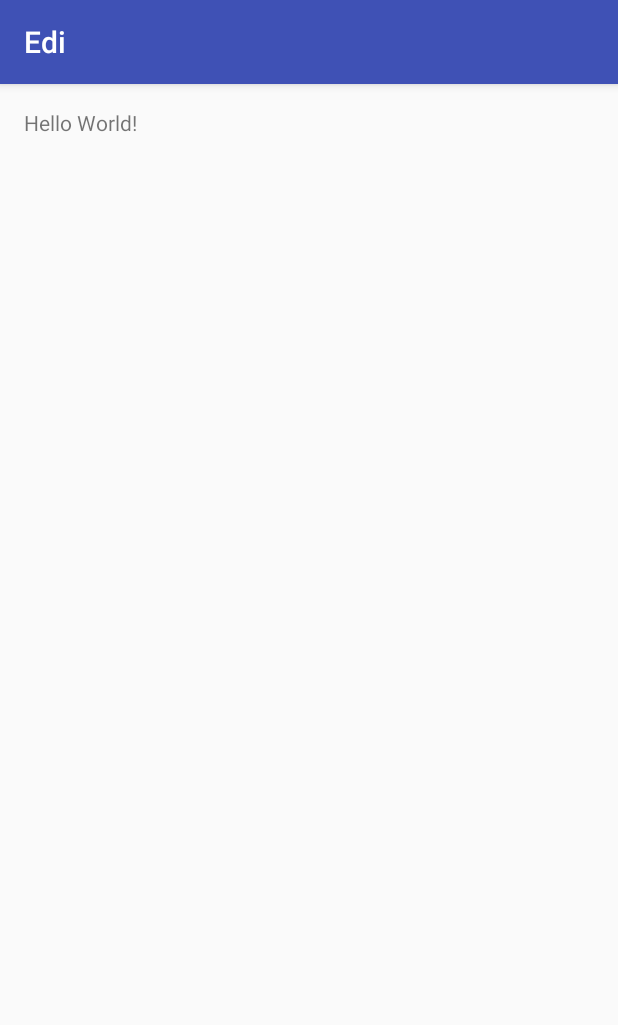
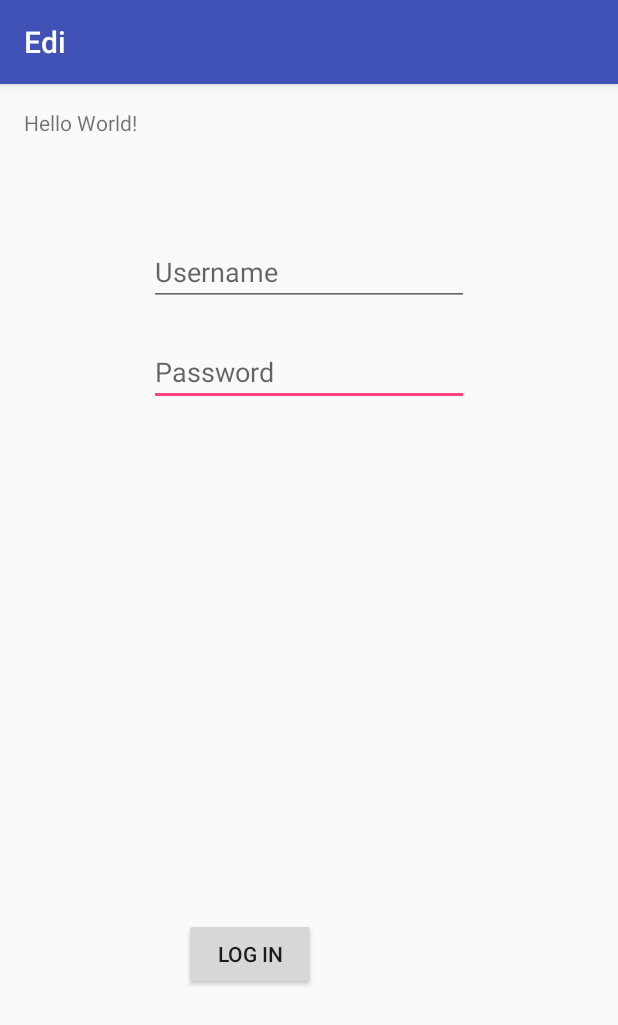
Before and after one commit to vladUng/Android_SWEng1York, an Android app: the screen it shows after launch (Hello), on a phone screen of 412 x 824 dp. Shown: the top 1025 px of the screen. Run offline under Robolectric (Android 15) with nearby library versions, the phone set to English and light mode, and no system bars.

Commit message:
Added UI elements for log in screen

```diff
--- a/Edi/app/src/main/AndroidManifest.xml
+++ b/Edi/app/src/main/AndroidManifest.xml
@@ -15,6 +15,7 @@
                 <category android:name="android.intent.category.LAUNCHER" />
             </intent-filter>
         </activity>
+        <activity android:name=".PresentationActivity"></activity>
     </application>
 
 </manifest>
--- a/Edi/app/src/main/java/com/example/i2lc/edi/Hello.java
+++ b/Edi/app/src/main/java/com/example/i2lc/edi/Hello.java
@@ -1,13 +1,32 @@
 package com.example.i2lc.edi;
 
+import android.content.Intent;
 import android.support.v7.app.AppCompatActivity;
 import android.os.Bundle;
+import android.util.Log;
+import android.view.View;
+import android.widget.EditText;
 
 public class Hello extends AppCompatActivity {
+
+    public final static String EXTRA_USERNAME = "bla";
 
     @Override
     protected void onCreate(Bundle savedInstanceState) {
         super.onCreate(savedInstanceState);
         setContentView(R.layout.activity_hello);
+        Log.i("Edi","Hello 1");
+
     }
+
+    //called when the user clicks the log in button
+    public  void logIn(View view) {
+
+        Intent intent = new Intent(this, PresentationActivity.class);
+        EditText editText = (EditText) findViewById(R.id.username);
+        String username = editText.getText().toString();
+        intent.putExtra(EXTRA_USERNAME, username);
+        startActivity(intent);
+    }
+
 }
--- a/Edi/app/src/main/res/layout/activity_hello.xml
+++ b/Edi/app/src/main/res/layout/activity_hello.xml
@@ -13,5 +13,51 @@
     <TextView
         android:layout_width="wrap_content"
         android:layout_height="wrap_content"
-        android:text="Hello World!" />
+        android:text="Hello World!"
+        android:id="@+id/title" />
+
+    <Button
+        android:text="Log In"
+        android:layout_width="wrap_content"
+        android:layout_height="wrap_content"
+        android:id="@+id/sendButton"
+        android:elevation="0dp"
+        android:layout_marginLeft="31dp"
+        android:layout_marginStart="31dp"
+        android:layout_alignParentBottom="true"
+        android:layout_toRightOf="@+id/title"
+        android:layout_toEndOf="@+id/title"
+        android:layout_marginBottom="148dp"
+        android:onClick="logIn"/>
+
+    <EditText
+        android:layout_width="wrap_content"
+        android:layout_height="wrap_content"
+        android:inputType="textPassword"
+        android:ems="10"
+        android:layout_marginTop="21dp"
+        android:id="@+id/password"
+        android:allowUndo="true"
+        android:autoText="false"
+        android:duplicateParentState="false"
+        android:singleLine="true"
+        android:imeOptions="actionDone"
+        android:layout_below="@+id/username"
+        android:layout_alignLeft="@+id/username"
+        android:layout_alignStart="@+id/username"
+        android:hint="Password" />
+
+    <EditText
+        android:layout_width="wrap_content"
+        android:layout_height="wrap_content"
+        android:inputType="textPersonName"
+        android:ems="10"
+        android:layout_marginTop="67dp"
+        android:id="@+id/username"
+        android:singleLine="true"
+        android:imeOptions="actionNext"
+        android:layout_below="@+id/title"
+        android:layout_centerHorizontal="true"
+        android:hint="Username" />
+
 </RelativeLayout>
--- a/Edi/app/src/main/res/values/strings.xml
+++ b/Edi/app/src/main/res/values/strings.xml
@@ -1,3 +1,6 @@
 <resources>
     <string name="app_name">Edi</string>
+    <string name="name">Name</string>
+    <string name="password">Password</string>
+    <string name="username">Username</string>
 </resources>
```
Also changed, not shown: Edi/app/src/main/java/com/example/i2lc/edi/PresentationActivity.java (added, +21 -0 lines), Edi/app/src/main/res/layout/activity_presentation.xml (added, +25 -0 lines), Edi/app/src/main/res/mipmap-hdpi/edi_logo.png (added), Edi/app/src/main/res/mipmap-mdpi/edi_logo.png (added), Edi/app/src/main/res/mipmap-xhdpi/edi_logo.png (added), Edi/app/src/main/res/mipmap-xxhdpi/edi_logo.png (added), Edi/app/src/main/res/mipmap-xxxhdpi/edi_logo.png (added).
